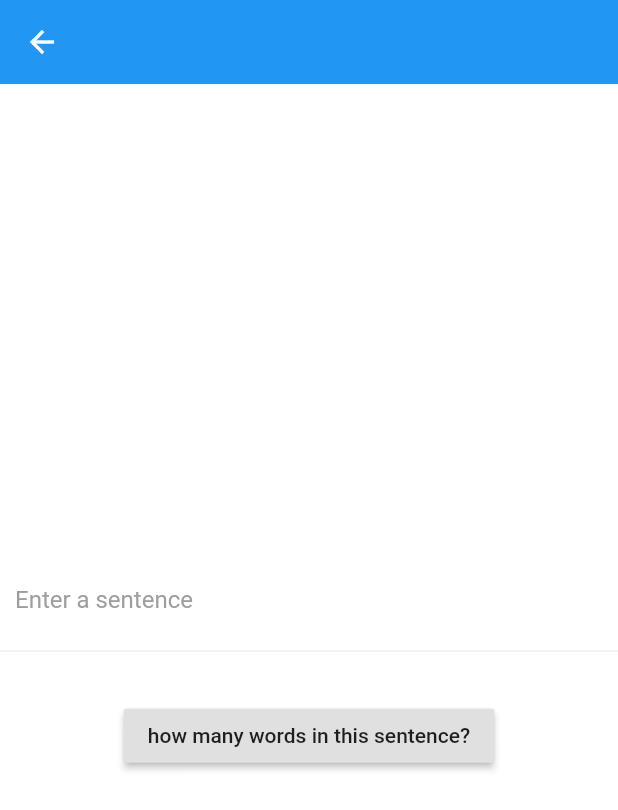
After one commit to ahmed425/The-little-book-of-programming-challenges-solutions-in-one-flutter-application, a Flutter app: the screen it shows after launch, after a tap on "Challenge 15", on a phone screen of 412 x 824 dp. The commit adds this screen. Shown: the top 810 px of the screen. Run offline on Flutter 3.47's test engine with Material 2 defaults, Android fonts, the phone set to English and light mode, and no system bars.

Commit message:
Challenge 15

```diff
--- a/lib/widgets/challenge_14.dart
+++ b/lib/widgets/challenge_14.dart
@@ -1,5 +1,4 @@
 import 'dart:math';
-
 import 'package:flutter/cupertino.dart';
 import 'package:flutter/material.dart';
 
@@ -86,11 +85,12 @@ class _Challenge14State extends State<Challenge14> {
                 },
               ),
 
-              _startingText != '' ? Text(_startingText) : Text(''),
+              _startingText != '' && _clicked == 1
+                  ? Text(_startingText)
+                  : Text(''),
               _invalid != '' ? Text(_invalid) : Text(''),
               _nxtMsg != '' ? Text(_nxtMsg) : Text(''),
 
-//              for (var i in text) Text(i.toString()),
               _loseMsg1 != '' ? Text(_loseMsg1) : Text(''),
               _winMsg != '' ? Text(_winMsg) : Text(''),
               _loseMsg2 != '' ? Text(_loseMsg2) : Text(''),
@@ -291,136 +291,4 @@ class _Challenge14State extends State<Challenge14> {
       });
     }
   }
-//
-////    if(turns > 0 && lives > 0) {
-//    //Next Number
-//    for (int i = 10; i > 0; i--) {
-//      turns--;
-//      n1 = rnd.nextInt(13) + 1;
-//      setState(() {
-//        _startingText = "Starting number is : " + n1.toString();
-//      });
-//      n2 = rnd.nextInt(13) + 1;
-////      Fluttertoast.showToast(
-////        msg: "Enter Higher(H) or Lower(L)? in the text field and press play",
-////        toastLength: Toast.LENGTH_LONG,
-////      );
-//
-////      System.out.print("Higher(H) or Lower(L)?");
-//////      String choice = in.nextLine();
-////      if (choice != "L" && choice != "H") {
-////        setState(() {
-////          print('invalid');
-////          _invalid = 'Invalid input. Higher(H) or Lower(L)?';
-////        });
-//
-////    System.out.print("Invalid input. Higher(H) or Lower(L)?");
-////    choice = in.nextLine();
-////      }
-//
-//      if (choice == "H" && n2 < n1) {
-//        setState(() {
-//          _loseMsg1 = 'You lose';
-//        });
-////        break;
-////        Fluttertoast.showToast(
-////          msg: "You lose",
-////          toastLength: Toast.LENGTH_LONG,
-////        );
-////    System.out.println("You lose");
-////        lives--;
-////        setState(() {
-////          _livesMsg1 = 'You have ' + lives.toString() + 'lives';
-////        });
-////        Fluttertoast.showToast(
-////          msg: "You have " + lives.toString() + " lives",
-////          toastLength: Toast.LENGTH_LONG,
-////        );
-////    System.out.println("You have " + lives + " lives");
-//      } else if (choice == "L" && n2 > n1) {
-//        setState(() {
-//          _loseMsg2 = 'You lose';
-//        });
-////        break;
-////    System.out.println("You lose");
-////        lives--;
-////        setState(() {
-////          _livesMsg2 = 'You have ' + lives.toString() + 'lives';
-////        });
-////        Fluttertoast.showToast(
-////          msg: "You have " + lives.toString() + " lives",
-////          toastLength: Toast.LENGTH_LONG,
-////        );
-////    System.out.println("You have " + lives + " lives");
-//      } else {
-//        n2 = rnd.nextInt(13) + 1;
-//
-//        setState(() {
-//          _nxtMsg = 'Next number   ' + n2.toString();
-//        });
-////        Fluttertoast.showToast(
-////          msg: "Next number  + n2.toString()",
-////          toastLength: Toast.LENGTH_LONG,
-////        );
-////    System.out.println("Next number " + n2);
-////      n1 = rnd.nextInt(13) + 1;
-//      }
-//    }
-////    System.out.println();
-//    if (turns == 0) {
-//      setState(() {
-//        _winMsg = 'You win';
-//      });
-//        Fluttertoast.showToast(
-//          msg: "You win",
-//          toastLength: Toast.LENGTH_LONG,
-//        );
-//    System.out.println("You win");
-//        break;
-
 }
-
-//class Challenge14 {
-//
-//
-// static Random rnd = new Random();
-//  int turns = 10, lives = 2,  n2;
-//
-////  System.out.println("You have 2 lives");
-// int  n1 = rnd.nextInt(13) + 1;
-////  System.out.println("Starting number: " + n1);
-//
-//  while(turns > 0 && lives > 0){
-//  n2 = rnd.nextInt(13) + 1;
-//  System.out.print("Higher(H) or Lower(L)?");
-//  String choice = in.nextLine();
-//  while(!choice.equals("L") && !choice.equals("H")){
-//  System.out.print("Invalid input. Higher(H) or Lower(L)?");
-//  choice = in.nextLine();
-//  }
-//
-//  if(choice.equals("H") && n2 < n1){
-//  System.out.println("You lose");
-//  lives--;
-//  System.out.println("You have " + lives + " lives");
-//  }
-//  else if(choice.equals("L") && n2 > n1){
-//  System.out.println("You lose");
-//  lives--;
-//  System.out.println("You have " + lives + " lives");
-//  }
-//  else{
-//  System.out.println("Next number " + n2);
-//  n1 = rnd.nextInt(13) + 1;
-//  }
-//  turns--;
-//  System.out.println();
-//  if(turns == 0 && lives > 0){
-//  System.out.println("You win");
-//  }
-//
-//  }
-//
-//  in.close();
-//  }
-//
--- /dev/null
+++ b/lib/widgets/challenge_15.dart
@@ -0,0 +1,83 @@
+import 'package:flutter/material.dart';
+
+class Challenge15 extends StatefulWidget {
+  @override
+  _Challenge15State createState() => _Challenge15State();
+}
+
+class _Challenge15State extends State<Challenge15> {
+  String _sentence;
+
+  var _sentenceController;
+
+  String _count = "0";
+
+  String _reversedSentence = '';
+
+  @override
+  Widget build(BuildContext context) {
+    return Scaffold(
+      appBar: AppBar(
+        backgroundColor: Colors.blue,
+        elevation: 0,
+        iconTheme: IconThemeData(
+          color: Colors.white, //change your color here
+        ),
+      ),
+      backgroundColor: Colors.white,
+      body: Center(
+        child: SingleChildScrollView(
+          child: Column(children: <Widget>[
+            Container(
+              padding: EdgeInsets.all(10),
+              decoration: BoxDecoration(
+                  border: Border(bottom: BorderSide(color: Colors.grey[200]))),
+              child: TextField(
+                onChanged: (value) {
+                  _sentence = value;
+                  print(_sentence);
+                },
+                controller: _sentenceController,
+                decoration: InputDecoration(
+                    border: InputBorder.none,
+                    hintText: "Enter a sentence",
+                    hintStyle: TextStyle(color: Colors.grey)),
+              ),
+            ),
+            _count != "0"
+                ? Text("Number of words : " + "  " + _count)
+                : Text(''),
+            _reversedSentence != ''
+                ? Text('Reversed sentence is : ' + ' ' + _reversedSentence)
+                : Text(''),
+            RaisedButton(
+              child: Text('how many words in this sentence?'),
+              onPressed: () {
+                String str = _sentence;
+
+                //split string
+                var arr = str.split(' ');
+                setState(() {
+                  _count = arr.length.toString();
+                });
+
+                print(arr.length.toString());
+                setState(() {
+                  _reversedSentence = _sentence.split('').reversed.join();
+                });
+                print(_reversedSentence);
+              },
+            )
+          ]),
+        ),
+      ),
+    );
+  }
+}
+
+//String str = 'hello-world-tutorialkart';
+//
+////split string
+//var arr = str.split('-');
+//
+//print(arr);
--- a/lib/widgets/home.dart
+++ b/lib/widgets/home.dart
@@ -14,6 +14,8 @@ import 'package:challengesahmed/widgets/rectangle_area.dart';
 import 'package:challengesahmed/widgets/vote_check.dart';
 import 'package:flutter/cupertino.dart';
 import 'package:flutter/material.dart';
+
+import 'challenge_15.dart';
 
 class Home extends StatelessWidget {
   @override
@@ -149,11 +151,20 @@ class Home extends StatelessWidget {
                 },
               ),
               RaisedButton(
-                child: Text('Challenge 1'),
+                child: Text('Challenge 14'),
                 onPressed: () {
                   Navigator.of(context)
                       .push(MaterialPageRoute(builder: (BuildContext context) {
                     return Challenge14();
+                  }));
+                },
+              ),
+              RaisedButton(
+                child: Text('Challenge 15'),
+                onPressed: () {
+                  Navigator.of(context)
+                      .push(MaterialPageRoute(builder: (BuildContext context) {
+                    return Challenge15();
                   }));
                 },
               ),
```
